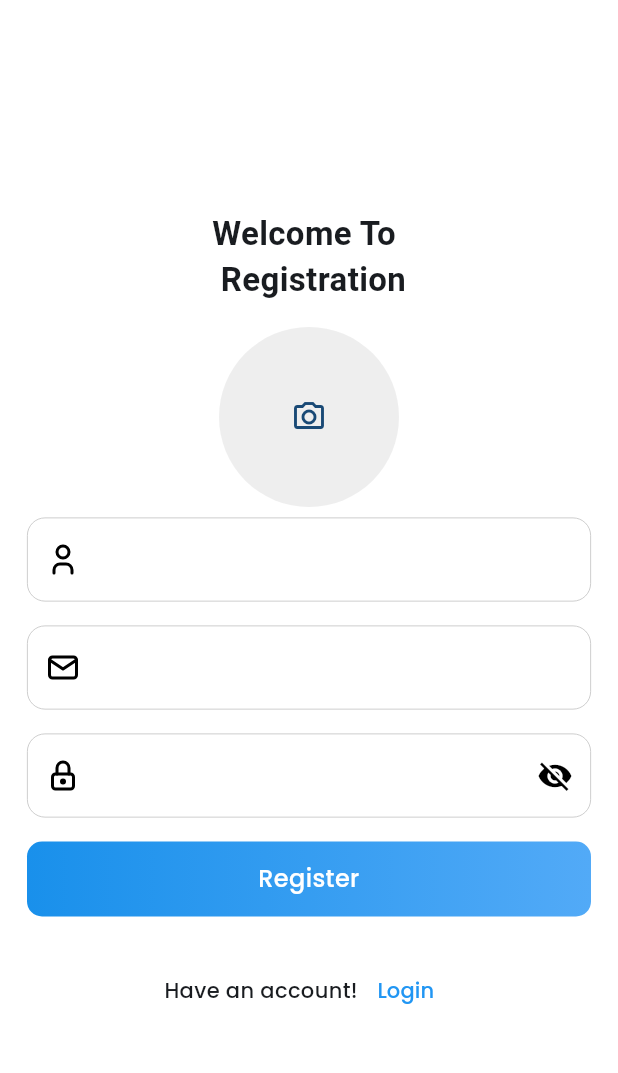
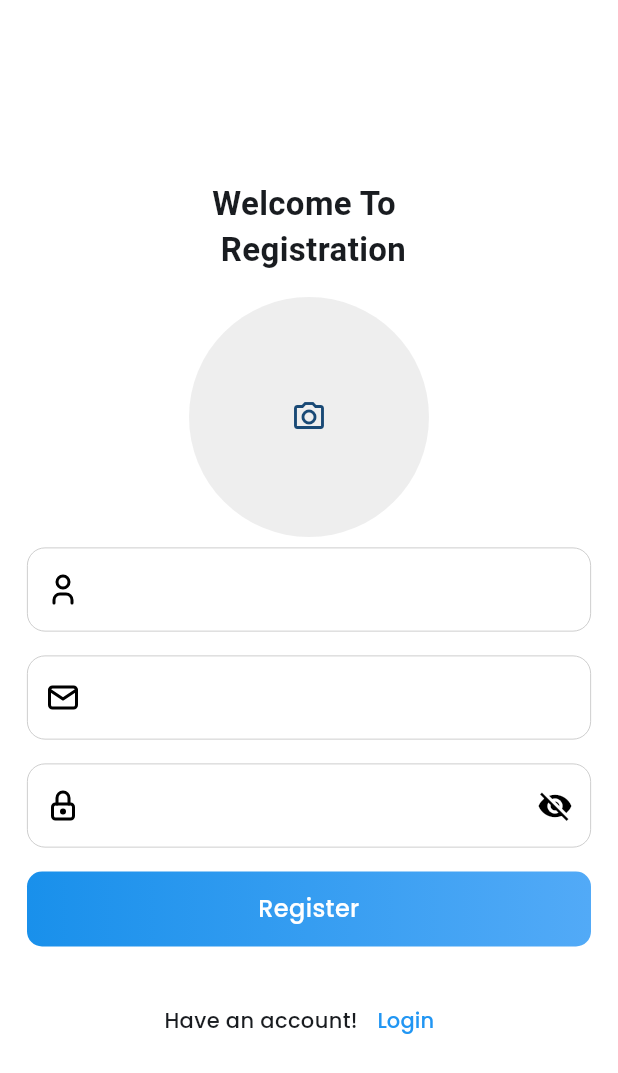
Before and after one commit to howlader97/Ecommerce_App, a Flutter app: the screen it shows after launch, after a tap on "Login", after a tap on "Register", on a phone screen of 412 x 824 dp. Shown: the top 1073 px of the screen. Run offline on Flutter 3.47's test engine with Material 3 defaults, Android fonts, the phone set to English and light mode, and no system bars; our stand-ins replace cached_network_image, carousel_slider, flutter_svg, flutter_tabler_icons, fluttertoast, get and 4 more.

Commit message:
registration and login has been complete successfully

```diff
--- a/lib/common/widgets/carosel_slider.dart
+++ b/lib/common/widgets/carosel_slider.dart
@@ -1,6 +1,7 @@
 
+import 'package:carousel_slider/carousel_slider.dart';
 import 'package:flutter/material.dart';
-import 'package:carousel_slider/carousel_slider.dart';
+
 import 'package:cached_network_image/cached_network_image.dart';
 import 'package:ecommerce_app/utils/app_constants.dart';
 class ProductImageCarousel extends StatefulWidget {
--- a/lib/features/auth/screens/login_screen.dart
+++ b/lib/features/auth/screens/login_screen.dart
@@ -40,6 +40,7 @@ class _LoginScreenState extends State<LoginScreen> {
                   ),
                   const SizedBox(height: Dimensions.paddingSizeDefault),
                   CustomTextField(
+                    controller: authController.emailTEController,
                     prefixIcon: TablerIcons.mail,
                     validator: (value) {
                       if (value!.isEmpty) {
@@ -50,6 +51,7 @@ class _LoginScreenState extends State<LoginScreen> {
                   ),
                   const SizedBox(height: Dimensions.paddingSizeDefault),
                   CustomTextField(
+                    controller: authController.passwordTEController,
                     prefixIcon: TablerIcons.lock,
                     isPassword: true,
                     validator: (value) {
@@ -60,10 +62,12 @@ class _LoginScreenState extends State<LoginScreen> {
                     },
                   ),
                   const SizedBox(height: Dimensions.paddingSizeDefault),
-                  CustomButton(
+                 authController.isLoading?CircularProgressIndicator(): CustomButton(
                     buttonText: 'Login',
                     onPressed: () {
-                      if (_formKey.currentState!.validate()) {}
+                      if (_formKey.currentState!.validate()) {
+                        authController.getLogin();
+                      }
                     },
                   ),
                   const SizedBox(height: Dimensions.paddingSizeExtraLarge),
--- a/lib/features/auth/screens/register_screen.dart
+++ b/lib/features/auth/screens/register_screen.dart
@@ -6,13 +6,9 @@ import 'package:ecommerce_app/utils/dimensions.dart';
 import 'package:flutter/material.dart';
 import 'package:flutter_tabler_icons/flutter_tabler_icons.dart';
 import 'package:get/get.dart';
-import 'package:get/get_state_manager/src/simple/get_state.dart';
 import 'package:google_fonts/google_fonts.dart';
-import 'package:image_picker/image_picker.dart';
-
 import '../../../common/widgets/custom_button.dart';
 import '../../../common/widgets/custom_text_field.dart';
-
 
 class RegisterScreen extends StatefulWidget {
   const RegisterScreen({super.key});
@@ -22,11 +18,10 @@ class RegisterScreen extends StatefulWidget {
 }
 
 class _RegisterScreenState extends State<RegisterScreen> {
-  final GlobalKey<FormState> _globalKey=GlobalKey<FormState>();
+  final GlobalKey<FormState> _globalKey = GlobalKey<FormState>();
 
   @override
   Widget build(BuildContext context) {
-
     return Scaffold(
       backgroundColor: Colors.white.withAlpha(480),
       resizeToAvoidBottomInset: true,
@@ -50,34 +45,39 @@ class _RegisterScreenState extends State<RegisterScreen> {
 
                   InkWell(
                     onTap: (){
-                      authController.chooseImageForm();
+                      authController.chooseImageFrom();
                     },
                     child: CircleAvatar(
-                      radius: 60,
+                      radius: 80,
                       backgroundColor: Colors.grey[200],
-                       backgroundImage: authController.pickedImage != null
-                       ?  FileImage(File(authController.pickedImage!.path)):null,
-                      child:authController.pickedImage==null
-                          ?IconButton(
-                        icon:  const Icon(Icons.camera_alt_outlined),
-                        onPressed: (){
-                          authController.chooseImageForm();
+                      backgroundImage:
+                          authController.pickedImage != null
+                              ? FileImage(File(authController.pickedImage!.path))
+                              : null,
+                      child: authController.pickedImage == null
+                      ?IconButton(
+                        onPressed: () {
+                          authController.chooseImageFrom();
                         },
-                      ):null
+                        icon: Icon(Icons.camera_alt_outlined),
+                      ): null,
                     ),
                   ),
-                  const SizedBox(height: 7,),
+
+                  const SizedBox(height: 7),
                   CustomTextField(
+                    controller: authController.nameTEController,
                     prefixIcon: TablerIcons.user,
                     validator: (value) {
                       if (value!.isEmpty) {
-                        return 'Enter your email';
+                        return 'Enter your name';
                       }
                       return null;
                     },
                   ),
                   const SizedBox(height: Dimensions.paddingSizeDefault),
                   CustomTextField(
+                    controller: authController.emailTEController,
                     prefixIcon: TablerIcons.mail,
                     validator: (value) {
                       if (value!.isEmpty) {
@@ -88,6 +88,7 @@ class _RegisterScreenState extends State<RegisterScreen> {
                   ),
                   const SizedBox(height: Dimensions.paddingSizeDefault),
                   CustomTextField(
+                    controller: authController.passwordTEController,
                     prefixIcon: TablerIcons.lock,
                     isPassword: true,
                     validator: (value) {
@@ -98,21 +99,28 @@ class _RegisterScreenState extends State<RegisterScreen> {
                     },
                   ),
                   const SizedBox(height: Dimensions.paddingSizeDefault),
-                  CustomButton(
-                    buttonText: 'Register',
-                    onPressed: () {
-                      if (_globalKey.currentState!.validate()) {
 
-                      }
-                    }
-                  ),
+                  authController.isLoading
+                      ? CircularProgressIndicator()
+                      : CustomButton(
+                        buttonText: "Register",
+                        onPressed: () {
+                          if (_globalKey.currentState!.validate()) {
+                            authController.getRegister();
+                          }
+                        },
+                      ),
+
                   const SizedBox(height: Dimensions.paddingSizeExtraLarge),
                   Row(
                     mainAxisAlignment: MainAxisAlignment.center,
                     children: [
                       Text(
                         "Have an account!",
-                        style: GoogleFonts.poppins(fontSize: 14,fontWeight: FontWeight.w500),
+                        style: GoogleFonts.poppins(
+                          fontSize: 14,
+                          fontWeight: FontWeight.w500,
+                        ),
                       ),
                       TextButton(
                         onPressed: () {
--- a/lib/routes/routes.dart
+++ b/lib/routes/routes.dart
@@ -1,3 +1,4 @@
+import 'package:ecommerce_app/features/home/screens/dashboard_screen.dart';
 import 'package:get/get.dart';
 import 'package:ecommerce_app/features/auth/screens/login_screen.dart';
 import 'package:ecommerce_app/features/auth/screens/register_screen.dart';
@@ -17,6 +18,11 @@ class AppRoutes {
       page: () => const RegisterScreen(),
     ),
 
+    GetPage(
+      name: RoutesName.dashboard,
+      page: () => const DashboardScreen(),
+    ),
+
 
   ];
 }
--- a/lib/routes/routes_name.dart
+++ b/lib/routes/routes_name.dart
@@ -4,12 +4,13 @@ class RoutesName {
   static const login = '/login';
   static const register = '/register';
   static const home = '/home';
-  static const product = '/home';
+  static const dashboard = '/dashboard';
 
   static String getSplashScreen() => splash;
   static String getLoginScreen() => login;
   static String getRegisterScreen() => register;
   static String getHomeScreen() => home;
-  static String getProductScreen() => product;
+  static String getDashboardScreen() => dashboard;
+
 
 }
--- a/lib/utils/app_constants.dart
+++ b/lib/utils/app_constants.dart
@@ -7,8 +7,8 @@ class AppConstants  {
 
   static const String baseUrl = 'https://beshibuy.com/api/';
   static const String token = '13a95b5efb8a4d708191f4072ba75e0e';
-  static const String loginUri = '/auth/login';
-  static const String registerUri = 'custom-register';
+  static const String loginUri = 'custom-login';
+  static const String registerUri ='custom-register';
   static const String readyToMovePropertiesUri = '/properties/common/properties';
 
 
```
Also changed, not shown: lib/features/auth/controller/auth_controller.dart (+83 -31 lines), lib/features/auth/repository/auth_repository.dart (+8 -3 lines), lib/features/home/screens/dashboard_screen.dart (added, +17 -0 lines).
